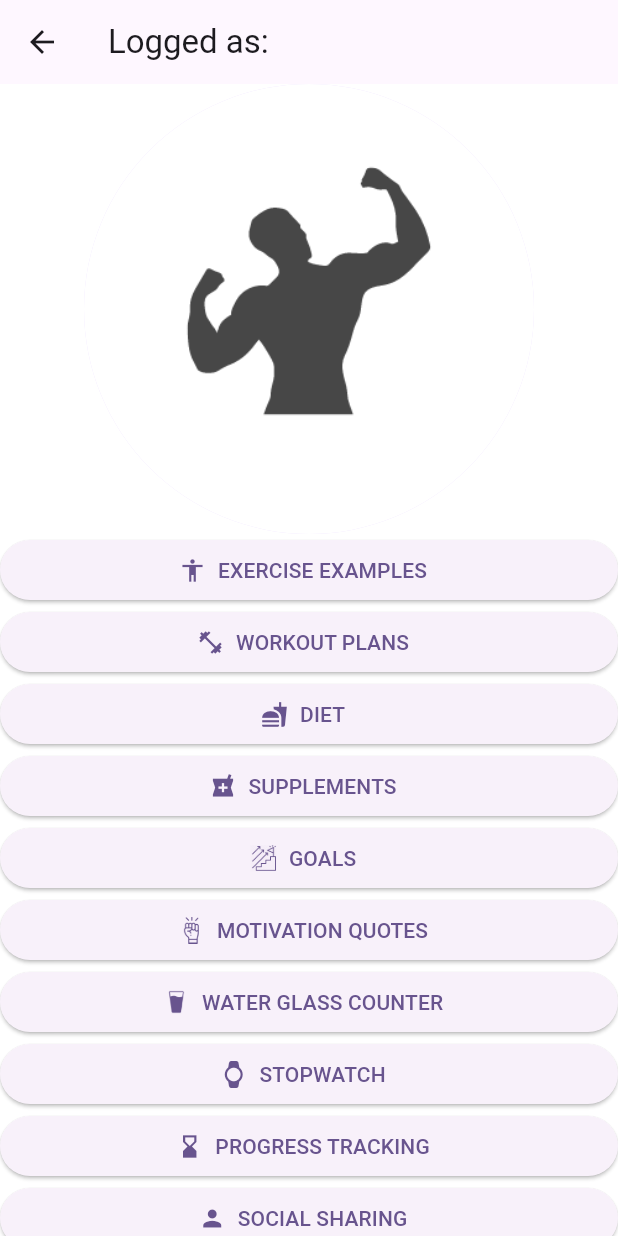
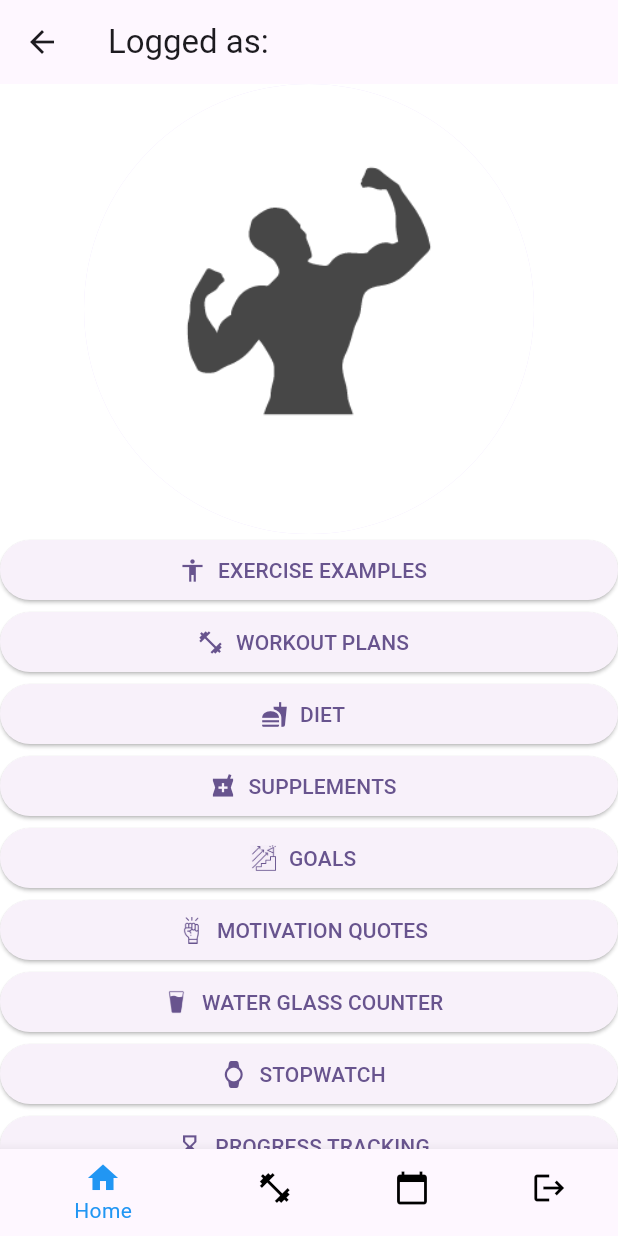
Before and after one commit to mateuszkasprzak94/fitness_prodigy, a Flutter app: the screen it shows after launch, after a tap on "Achive your goals", on a phone screen of 412 x 824 dp. Run offline on Flutter 3.47's test engine with Material 2 defaults, Android fonts, the phone set to English and light mode, and no system bars; our stand-ins replace firebase_auth, firebase_core, google_fonts; accounts and stored records are empty.

Commit message:
Add BottomNavigationBarItem to Features Page

```diff
--- a/lib/app/after login plus features/features_page.dart
+++ b/lib/app/after login plus features/features_page.dart
@@ -11,7 +11,7 @@ import 'package:fitness_prodigy/app/after%20login%20plus%20features/workout_plan
 import 'package:flutter/material.dart';
 import 'package:firebase_auth/firebase_auth.dart';
 
-class Features extends StatelessWidget {
+class Features extends StatefulWidget {
   const Features({
     Key? key,
     required this.user,
@@ -20,10 +20,17 @@ class Features extends StatelessWidget {
   final User user;
 
   @override
+  State<Features> createState() => _FeaturesState();
+}
+
+class _FeaturesState extends State<Features> {
+  var currentIndex = 0;
+
+  @override
   Widget build(BuildContext context) {
     return Scaffold(
       appBar: AppBar(
-        title: Text('Logged as: ${user.email}'),
+        title: Text('Logged as: ${widget.user.email}'),
       ),
       backgroundColor: Colors.white,
       body: Center(
@@ -46,6 +53,34 @@ class Features extends StatelessWidget {
           ],
         ),
       ),
+      bottomNavigationBar: BottomNavigationBar(
+        currentIndex: currentIndex,
+        onTap: (newIndex) {
+          setState(() {
+            currentIndex = newIndex;
+          });
+        },
+        selectedItemColor: Colors.blue,
+        unselectedItemColor: Colors.black,
+        items: const [
+          BottomNavigationBarItem(
+            icon: Icon(Icons.home),
+            label: 'Home',
+          ),
+          BottomNavigationBarItem(
+            icon: Icon(Icons.fitness_center),
+            label: 'Exercises',
+          ),
+          BottomNavigationBarItem(
+            icon: Icon(Icons.calendar_today),
+            label: 'Workouts',
+          ),
+          BottomNavigationBarItem(
+            icon: Icon(Icons.logout),
+            label: 'Logout',
+          ),
+        ],
+      ),
     );
   }
 }
```
